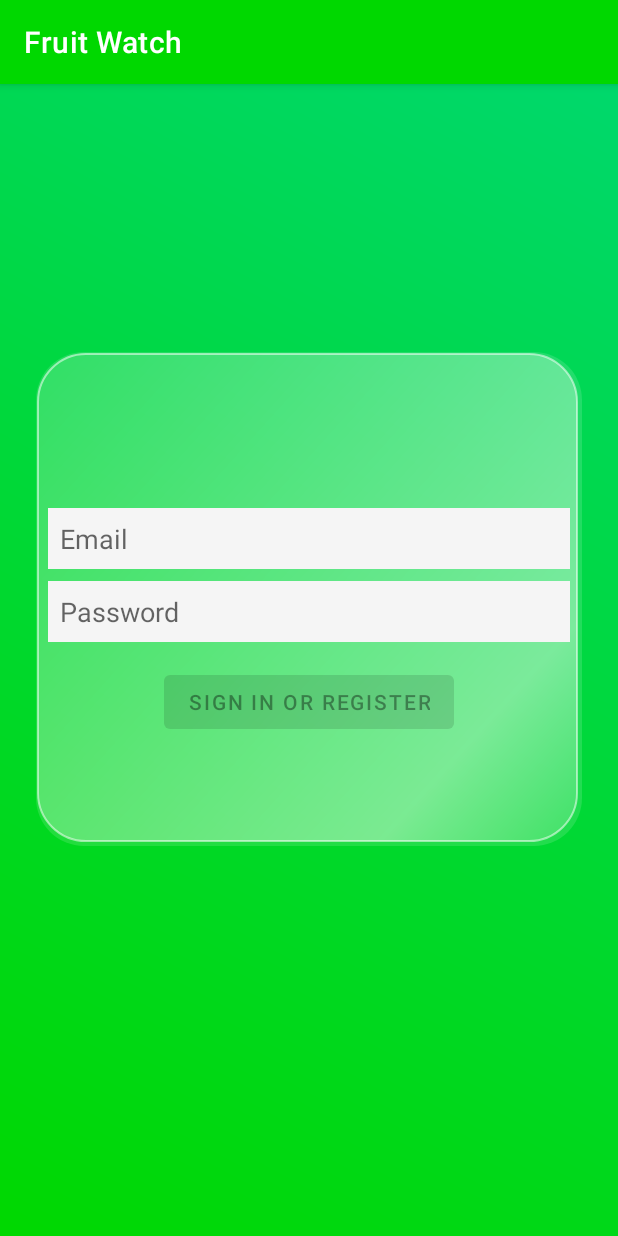
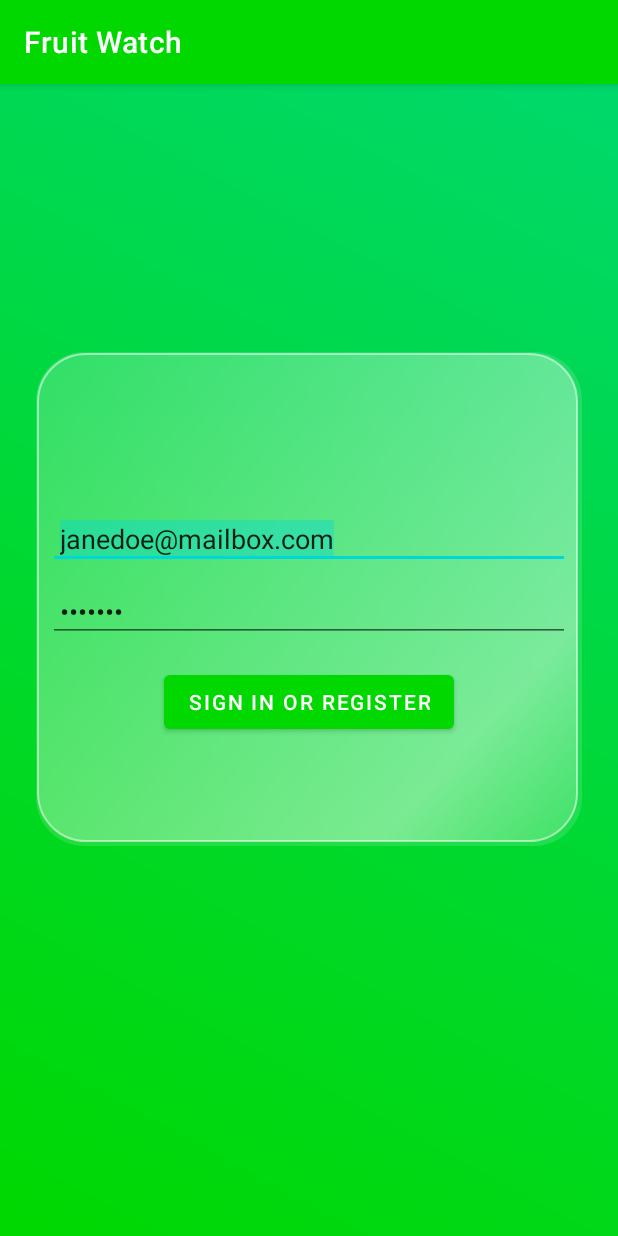
Before and after one commit to MattFuaux/team-12-project, an Android app: the screen it shows after launch (LoginActivity), on a phone screen of 412 x 824 dp. Run offline under Robolectric (Android 15) with nearby library versions, the phone set to English and light mode, and no system bars.

```diff
--- a/frontend/FruitWatch/app/src/main/res/layout-w1240dp/activity_login.xml
+++ b/frontend/FruitWatch/app/src/main/res/layout-w1240dp/activity_login.xml
@@ -31,7 +31,7 @@
             android:layout_height="wrap_content"
             android:layout_marginTop="96dp"
             android:maxWidth="400dp"
-            android:background="@color/off_white"
+
             android:hint="@string/prompt_email"
             android:inputType="textEmailAddress"
             android:padding="@dimen/padding_lg"
@@ -47,7 +47,7 @@
             android:layout_height="wrap_content"
             android:layout_marginTop="8dp"
             android:maxWidth="400dp"
-            android:background="@color/off_white"
+
             android:padding="@dimen/padding_lg"
             android:hint="@string/prompt_password"
             android:imeActionLabel="@string/action_sign_in_short"
--- a/frontend/FruitWatch/app/src/main/res/layout-w936dp/activity_login.xml
+++ b/frontend/FruitWatch/app/src/main/res/layout-w936dp/activity_login.xml
@@ -34,7 +34,7 @@
             android:padding="@dimen/padding_lg"
             android:inputType="textEmailAddress"
             android:maxWidth="400dp"
-            android:background="@color/off_white"
+
             android:selectAllOnFocus="true"
             app:layout_constraintEnd_toEndOf="parent"
             app:layout_constraintStart_toStartOf="parent"
@@ -47,7 +47,7 @@
             android:layout_height="wrap_content"
             android:layout_marginTop="8dp"
             android:maxWidth="400dp"
-            android:background="@color/off_white"
+
             android:padding="@dimen/padding_lg"
             android:hint="@string/prompt_password"
             android:imeActionLabel="@string/action_sign_in_short"
--- a/frontend/FruitWatch/app/src/main/res/layout/activity_login.xml
+++ b/frontend/FruitWatch/app/src/main/res/layout/activity_login.xml
@@ -32,7 +32,7 @@
             android:layout_marginTop="96dp"
             android:hint="@string/prompt_email"
             android:padding="@dimen/padding_lg"
-            android:background="@color/off_white"
+
             android:inputType="textEmailAddress"
             android:selectAllOnFocus="true"
             app:layout_constraintEnd_toEndOf="parent"
@@ -46,7 +46,7 @@
             android:layout_height="wrap_content"
             android:layout_marginTop="8dp"
             android:padding="@dimen/padding_lg"
-            android:background="@color/off_white"
+
             android:hint="@string/prompt_password"
             android:imeActionLabel="@string/action_sign_in_short"
             android:imeOptions="actionDone"
--- a/frontend/FruitWatch/app/src/main/res/layout/content_main.xml
+++ b/frontend/FruitWatch/app/src/main/res/layout/content_main.xml
@@ -13,6 +13,7 @@
         android:layout_width="match_parent"
         android:layout_height="match_parent"
         app:defaultNavHost="true"
+        app:layout_constraintBottom_toBottomOf="parent"
         app:layout_constraintLeft_toLeftOf="parent"
         app:layout_constraintRight_toRightOf="parent"
         app:layout_constraintTop_toTopOf="parent"
```
Also changed, not shown: frontend/FruitWatch/app/src/main/java/com/team12/fruitwatch/ui/main/MainActivity.kt (+6 -2 lines).
